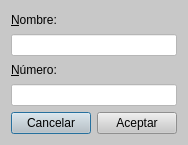
Qt form contact.ui (mattgaviota/SMS) before a commit.
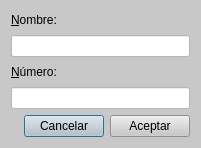
The same form after that commit. Icons and pictures are not drawn.

Patch:
```diff
--- a/contact.ui
+++ b/contact.ui
@@ -6,8 +6,8 @@
    <rect>
     <x>0</x>
     <y>0</y>
-    <width>186</width>
-    <height>145</height>
+    <width>201</width>
+    <height>148</height>
    </rect>
   </property>
   <property name="windowTitle">
```
